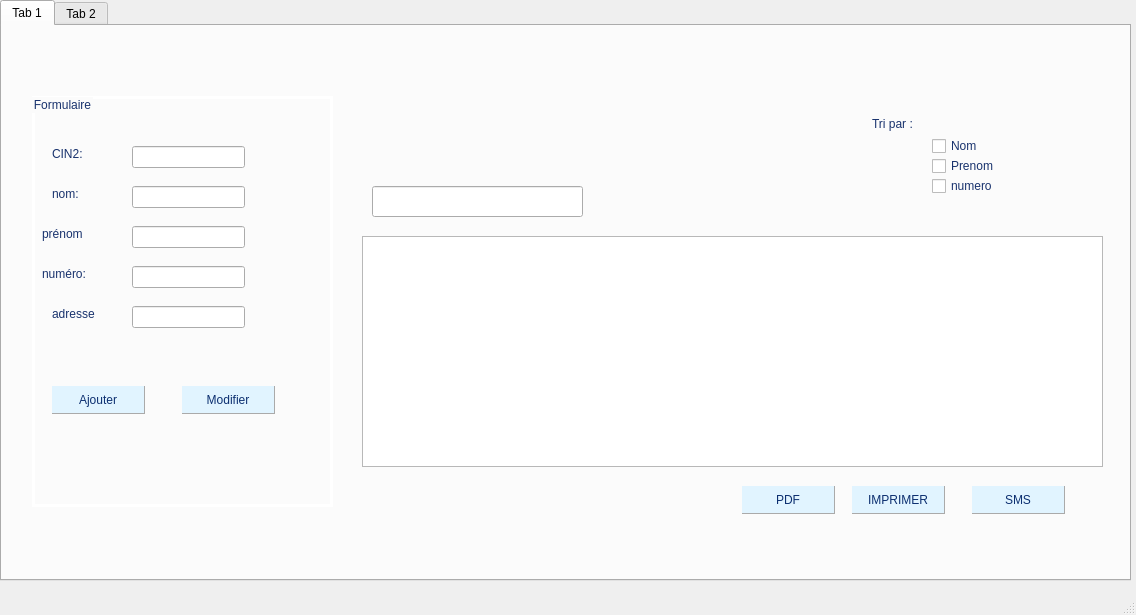
Above: employe/mainwindow.ui from d-feryel/projetcpp before the change. Below: the same form after it.
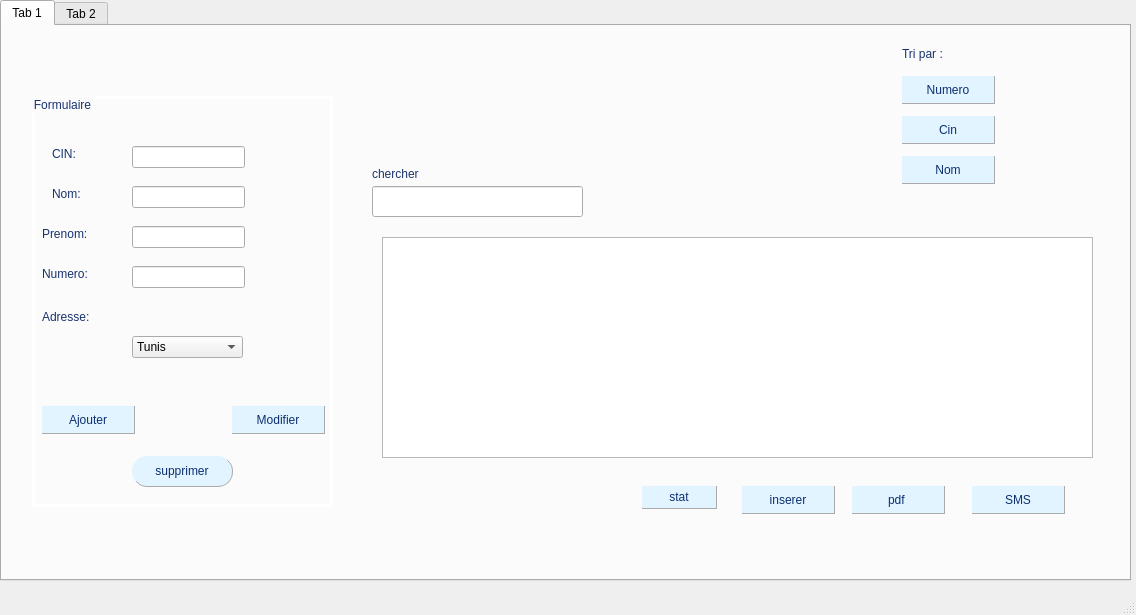
That is the form after the change.

```diff
--- a/employe/mainwindow.ui
+++ b/employe/mainwindow.ui
@@ -73,7 +73,7 @@
 }</string>
        </property>
        <property name="text">
-        <string>CIN2:</string>
+        <string>CIN:</string>
        </property>
       </widget>
       <widget class="QLabel" name="label_2">
@@ -92,7 +92,7 @@
 }</string>
        </property>
        <property name="text">
-        <string>nom:</string>
+        <string>Nom:</string>
        </property>
       </widget>
       <widget class="QLabel" name="label_3">
@@ -111,7 +111,7 @@
 }</string>
        </property>
        <property name="text">
-        <string>prénom</string>
+        <string>Prenom:</string>
        </property>
       </widget>
       <widget class="QLabel" name="label_4">
@@ -130,16 +130,16 @@
 }</string>
        </property>
        <property name="text">
-        <string>numéro:</string>
+        <string>Numero:</string>
        </property>
       </widget>
       <widget class="QLabel" name="label_5">
        <property name="geometry">
         <rect>
-         <x>20</x>
+         <x>10</x>
          <y>210</y>
-         <width>56</width>
-         <height>16</height>
+         <width>71</width>
+         <height>21</height>
         </rect>
        </property>
        <property name="styleSheet">
@@ -149,33 +149,14 @@
 }</string>
        </property>
        <property name="text">
-        <string>adresse</string>
+        <string>Adresse:</string>
        </property>
       </widget>
-      <widget class="QLabel" name="label_6">
+      <widget class="QPushButton" name="ajout">
        <property name="geometry">
         <rect>
-         <x>20</x>
-         <y>250</y>
-         <width>56</width>
-         <height>16</height>
-        </rect>
-       </property>
-       <property name="styleSheet">
-        <string notr="true">QLabel{
-font: 63 10pt &quot;Segoe UI Semibold&quot;;
-color : rgb(24, 50, 109);
-}</string>
-       </property>
-       <property name="text">
-        <string/>
-       </property>
-      </widget>
-      <widget class="QPushButton" name="pushButton">
-       <property name="geometry">
-        <rect>
-         <x>20</x>
-         <y>290</y>
+         <x>10</x>
+         <y>310</y>
          <width>93</width>
          <height>28</height>
         </rect>
@@ -205,7 +186,9 @@
 QPushButton:disabled{
 boackground-color:#aaaaaa;
 color :ffffff;
-}</string>
+}
+
+</string>
        </property>
        <property name="text">
         <string>Ajouter</string>
@@ -257,21 +240,11 @@
         </rect>
        </property>
       </widget>
-      <widget class="QLineEdit" name="lineEdit_5">
+      <widget class="QPushButton" name="modifier">
        <property name="geometry">
         <rect>
-         <x>100</x>
-         <y>210</y>
-         <width>113</width>
-         <height>22</height>
-        </rect>
-       </property>
-      </widget>
-      <widget class="QPushButton" name="pushButton_2">
-       <property name="geometry">
-        <rect>
-         <x>150</x>
-         <y>290</y>
+         <x>200</x>
+         <y>310</y>
          <width>93</width>
          <height>28</height>
         </rect>
@@ -308,18 +281,74 @@
         <string>Modifier</string>
        </property>
       </widget>
+      <widget class="QPushButton" name="supprimer">
+       <property name="geometry">
+        <rect>
+         <x>100</x>
+         <y>360</y>
+         <width>101</width>
+         <height>31</height>
+        </rect>
+       </property>
+       <property name="styleSheet">
+        <string notr="true">QPushButton {
+border-radius:15px;
+font: 10pt &quot;MS Shell Dlg 2&quot;;
+border-right :1px solid #aaaaaa;
+border-bottom :1px solid #aaaaaa;
+}
+QPushButton:enabled {
+background-color: #E1F4FF;
+color: #0c2f70;
+}
+QPushButton:pressed {
+background-color:blue;
+color: white;
+}
+
+QPushButton:hover:!pressed {
+
+background-color : #0d2f72;
+color: #fffffe;
+
+}
+QPushButton:disabled{
+boackground-color:#aaaaaa;
+color :ffffff;
+}
+</string>
+       </property>
+       <property name="text">
+        <string>supprimer</string>
+       </property>
+      </widget>
+      <widget class="QComboBox" name="le_adresse_2">
+       <property name="geometry">
+        <rect>
+         <x>100</x>
+         <y>240</y>
+         <width>111</width>
+         <height>22</height>
+        </rect>
+       </property>
+       <item>
+        <property name="text">
+         <string>Tunis</string>
+        </property>
+       </item>
+       <item>
+        <property name="text">
+         <string>BenArous</string>
+        </property>
+       </item>
+       <item>
+        <property name="text">
+         <string>Ariana</string>
+        </property>
+       </item>
+      </widget>
      </widget>
-     <widget class="QListView" name="listView">
-      <property name="geometry">
-       <rect>
-        <x>360</x>
-        <y>210</y>
-        <width>741</width>
-        <height>231</height>
-       </rect>
-      </property>
-     </widget>
-     <widget class="QLineEdit" name="lineEdit_7">
+     <widget class="QLineEdit" name="chercher_num">
       <property name="geometry">
        <rect>
         <x>370</x>
@@ -332,8 +361,8 @@
      <widget class="QLabel" name="label_7">
       <property name="geometry">
        <rect>
-        <x>870</x>
-        <y>90</y>
+        <x>900</x>
+        <y>20</y>
         <width>91</width>
         <height>16</height>
        </rect>
@@ -351,63 +380,6 @@
        <string>Tri par :</string>
       </property>
      </widget>
-     <widget class="QCheckBox" name="checkBox">
-      <property name="geometry">
-       <rect>
-        <x>930</x>
-        <y>130</y>
-        <width>83</width>
-        <height>20</height>
-       </rect>
-      </property>
-      <property name="styleSheet">
-       <string notr="true">QCheckBox{
-font: 10pt &quot;MS Shell Dlg 2&quot;;
-color : rgb(24, 50, 109);
-}</string>
-      </property>
-      <property name="text">
-       <string>Prenom</string>
-      </property>
-     </widget>
-     <widget class="QCheckBox" name="checkBox_2">
-      <property name="geometry">
-       <rect>
-        <x>930</x>
-        <y>110</y>
-        <width>83</width>
-        <height>20</height>
-       </rect>
-      </property>
-      <property name="styleSheet">
-       <string notr="true">QCheckBox{
-font: 10pt &quot;MS Shell Dlg 2&quot;;
-color : rgb(24, 50, 109);
-}</string>
-      </property>
-      <property name="text">
-       <string>Nom</string>
-      </property>
-     </widget>
-     <widget class="QCheckBox" name="checkBox_3">
-      <property name="geometry">
-       <rect>
-        <x>930</x>
-        <y>150</y>
-        <width>83</width>
-        <height>20</height>
-       </rect>
-      </property>
-      <property name="styleSheet">
-       <string notr="true">QCheckBox{
-font: 10pt &quot;MS Shell Dlg 2&quot;;
-color : rgb(24, 50, 109);
-}</string>
-      </property>
-      <property name="text">
-       <string>numero</string>
-      </property>
-     </widget>
      <widget class="QPushButton" name="pushButton_3">
       <property name="geometry">
        <rect>
@@ -448,50 +420,120 @@
        <string>SMS</string>
       </property>
      </widget>
-     <widget class="QPushButton" name="pushButton_4">
+     <widget class="QTableView" name="tab_client">
       <property name="geometry">
        <rect>
-        <x>740</x>
-        <y>460</y>
-        <width>93</width>
-        <height>28</height>
+        <x>380</x>
+        <y>211</y>
+        <width>711</width>
+        <height>221</height>
        </rect>
       </property>
-      <property name="styleSheet">
-       <string notr="true">QPushButton {
-border-radius:15px;
-font: 10pt &quot;MS Shell Dlg 2&quot;;
-border-right :1px solid #aaaaaa;
-border-bottom :1px solid #aaaaaa;
-}
-QPushButton:enabled {
-background-color: #E1F4FF;
-color: #0c2f70;
-}
-QPushButton:pressed {
-background-color:blue;
-color: white;
-}
-
-QPushButton:hover:!pressed {
-
-background-color : #0d2f72;
-color: #fffffe;
-
-}
-QPushButton:disabled{
-boackground-color:#aaaaaa;
-color :ffffff;
-}
-</string>
-      </property>
-      <property name="text">
-       <string>PDF</string>
-      </property>
      </widget>
      <widget class="QPushButton" name="pushButton_5">
       <property name="geometry">
        <rect>
+        <x>740</x>
+        <y>460</y>
+        <width>93</width>
+        <height>28</height>
+       </rect>
+      </property>
+      <property name="styleSheet">
+       <string notr="true">QPushButton {
+border-radius:15px;
+font: 10pt &quot;MS Shell Dlg 2&quot;;
+border-right :1px solid #aaaaaa;
+border-bottom :1px solid #aaaaaa;
+}
+QPushButton:enabled {
+background-color: #E1F4FF;
+color: #0c2f70;
+}
+QPushButton:pressed {
+background-color:blue;
+color: white;
+}
+
+QPushButton:hover:!pressed {
+
+background-color : #0d2f72;
+color: #fffffe;
+
+}
+QPushButton:disabled{
+boackground-color:#aaaaaa;
+color :ffffff;
+}</string>
+      </property>
+      <property name="text">
+       <string>inserer</string>
+      </property>
+     </widget>
+     <widget class="QLabel" name="label_6">
+      <property name="geometry">
+       <rect>
+        <x>370</x>
+        <y>140</y>
+        <width>141</width>
+        <height>16</height>
+       </rect>
+      </property>
+      <property name="styleSheet">
+       <string notr="true">QLabel{
+font: 63 10pt &quot;Segoe UI Semibold&quot;;
+color : rgb(24, 50, 109);
+}</string>
+      </property>
+      <property name="text">
+       <string>chercher</string>
+      </property>
+     </widget>
+     <widget class="QPushButton" name="tri_cin">
+      <property name="geometry">
+       <rect>
+        <x>900</x>
+        <y>90</y>
+        <width>93</width>
+        <height>28</height>
+       </rect>
+      </property>
+      <property name="styleSheet">
+       <string notr="true">QPushButton {
+border-radius:15px;
+font: 10pt &quot;MS Shell Dlg 2&quot;;
+border-right :1px solid #aaaaaa;
+border-bottom :1px solid #aaaaaa;
+}
+QPushButton:enabled {
+background-color: #E1F4FF;
+color: #0c2f70;
+}
+QPushButton:pressed {
+background-color:blue;
+color: white;
+}
+
+QPushButton:hover:!pressed {
+
+background-color : #0d2f72;
+color: #fffffe;
+
+}
+QPushButton:disabled{
+boackground-color:#aaaaaa;
+color :ffffff;
+}
+
+</string>
+      </property>
+      <property name="text">
+       <string>Cin</string>
+      </property>
+     </widget>
+     <widget class="QPushButton" name="pdf_3">
+      <property name="geometry">
+       <rect>
         <x>850</x>
         <y>460</y>
         <width>93</width>
@@ -523,10 +565,136 @@
 QPushButton:disabled{
 boackground-color:#aaaaaa;
 color :ffffff;
+}
+
+</string>
+      </property>
+      <property name="text">
+       <string>pdf </string>
+      </property>
+     </widget>
+     <widget class="QPushButton" name="pushButton">
+      <property name="geometry">
+       <rect>
+        <x>640</x>
+        <y>460</y>
+        <width>75</width>
+        <height>23</height>
+       </rect>
+      </property>
+      <property name="styleSheet">
+       <string notr="true">QPushButton {
+border-radius:15px;
+font: 10pt &quot;MS Shell Dlg 2&quot;;
+border-right :1px solid #aaaaaa;
+border-bottom :1px solid #aaaaaa;
+}
+QPushButton:enabled {
+background-color: #E1F4FF;
+color: #0c2f70;
+}
+QPushButton:pressed {
+background-color:blue;
+color: white;
+}
+
+QPushButton:hover:!pressed {
+
+background-color : #0d2f72;
+color: #fffffe;
+
+}
+QPushButton:disabled{
+boackground-color:#aaaaaa;
+color :ffffff;
 }</string>
       </property>
       <property name="text">
-       <string>IMPRIMER</string>
+       <string>stat</string>
+      </property>
+     </widget>
+     <widget class="QPushButton" name="tri_2">
+      <property name="geometry">
+       <rect>
+        <x>900</x>
+        <y>130</y>
+        <width>93</width>
+        <height>28</height>
+       </rect>
+      </property>
+      <property name="styleSheet">
+       <string notr="true">QPushButton {
+border-radius:15px;
+font: 10pt &quot;MS Shell Dlg 2&quot;;
+border-right :1px solid #aaaaaa;
+border-bottom :1px solid #aaaaaa;
+}
+QPushButton:enabled {
+background-color: #E1F4FF;
+color: #0c2f70;
+}
+QPushButton:pressed {
+background-color:blue;
+color: white;
+}
+
+QPushButton:hover:!pressed {
+
+background-color : #0d2f72;
+color: #fffffe;
+
+}
+QPushButton:disabled{
+boackground-color:#aaaaaa;
+color :ffffff;
+}
+
+</string>
+      </property>
+      <property name="text">
+       <string>Nom</string>
+      </property>
+     </widget>
+     <widget class="QPushButton" name="tri">
+      <property name="geometry">
+       <rect>
+        <x>900</x>
+        <y>50</y>
+        <width>93</width>
+        <height>28</height>
+       </rect>
+      </property>
+      <property name="styleSheet">
+       <string notr="true">QPushButton {
+border-radius:15px;
+font: 10pt &quot;MS Shell Dlg 2&quot;;
+border-right :1px solid #aaaaaa;
+border-bottom :1px solid #aaaaaa;
+}
+QPushButton:enabled {
+background-color: #E1F4FF;
+color: #0c2f70;
+}
+QPushButton:pressed {
+background-color:blue;
+color: white;
+}
+
+QPushButton:hover:!pressed {
+
+background-color : #0d2f72;
+color: #fffffe;
+
+}
+QPushButton:disabled{
+boackground-color:#aaaaaa;
+color :ffffff;
+}
+
+</string>
+      </property>
+      <property name="text">
+       <string>Numero</string>
       </property>
      </widget>
      <zorder>groupBox</zorder>
```
Left out of the diff: 80 changed lines with no effect on the pictures.
